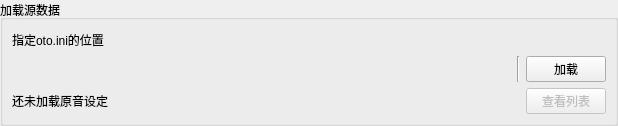
The window that src/utils/widgets/otofileloadwidget.ui (shine5402/KiraOtoToolbox) describes before a commit, drawn with Qt 5.
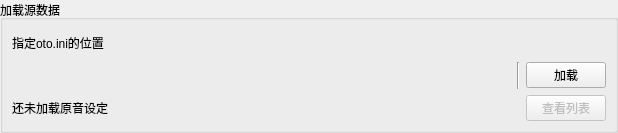
The same window after the commit. Custom widgets are drawn as their Qt base class.

```diff
--- a/src/utils/widgets/otofileloadwidget.ui
+++ b/src/utils/widgets/otofileloadwidget.ui
@@ -7,7 +7,7 @@
     <x>0</x>
     <y>0</y>
     <width>618</width>
-    <height>126</height>
+    <height>133</height>
    </rect>
   </property>
   <property name="windowTitle">
```
